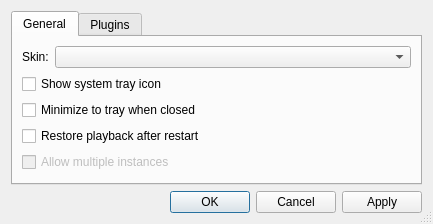
Qt form src/preferencesDialog.ui (nulloy/nulloy) before a commit.
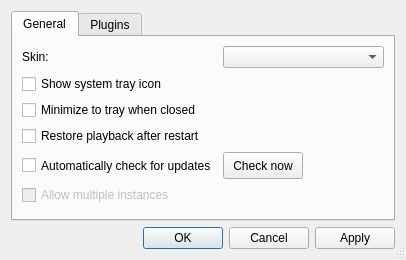
The same form after that commit.

Patch:
```diff
--- a/src/preferencesDialog.ui
+++ b/src/preferencesDialog.ui
@@ -6,8 +6,8 @@
    <rect>
     <x>0</x>
     <y>0</y>
-    <width>433</width>
-    <height>224</height>
+    <width>406</width>
+    <height>260</height>
    </rect>
   </property>
   <property name="windowTitle">
@@ -37,28 +37,77 @@
        <item row="0" column="1">
         <widget class="QComboBox" name="skinComboBox"/>
        </item>
-       <item row="1" column="0" colspan="2">
+       <item row="1" column="0">
         <widget class="QCheckBox" name="trayIconCheckBox">
          <property name="text">
           <string>Show system tray icon</string>
          </property>
         </widget>
        </item>
-       <item row="2" column="0" colspan="2">
+       <item row="2" column="0">
         <widget class="QCheckBox" name="minimizeToTrayCheckBox">
          <property name="text">
           <string>Minimize to tray when closed</string>
          </property>
         </widget>
        </item>
-       <item row="3" column="0" colspan="2">
+       <item row="3" column="0">
         <widget class="QCheckBox" name="restorePlaybackCheckBox">
          <property name="text">
           <string>Restore playback after restart</string>
          </property>
         </widget>
        </item>
-       <item row="4" column="0" colspan="2">
+       <item row="4" column="0">
+        <widget class="QCheckBox" name="versionCheckBox">
+         <property name="minimumSize">
+          <size>
+           <width>0</width>
+           <height>27</height>
+          </size>
+         </property>
+         <property name="text">
+          <string>Automatically check for updates</string>
+         </property>
+        </widget>
+       </item>
+       <item row="4" column="1">
+        <layout class="QHBoxLayout" name="horizontalLayout">
+         <item>
+          <widget class="QPushButton" name="versionCheckButton">
+           <property name="sizePolicy">
+            <sizepolicy hsizetype="Fixed" vsizetype="Fixed">
+             <horstretch>0</horstretch>
+             <verstretch>0</verstretch>
+            </sizepolicy>
+           </property>
+           <property name="minimumSize">
+            <size>
+             <width>0</width>
+             <height>27</height>
+            </size>
+           </property>
+           <property name="text">
+            <string>Check now</string>
+           </property>
+          </widget>
+         </item>
+         <item>
+          <widget class="QLabel" name="versionLabel">
+           <property name="minimumSize">
+            <size>
+             <width>70</width>
+             <height>27</height>
+            </size>
+           </property>
+           <property name="text">
+            <string/>
+           </property>
+          </widget>
+         </item>
+        </layout>
+       </item>
+       <item row="5" column="0">
         <widget class="QCheckBox" name="singleInstanseCheckBox">
          <property name="enabled">
           <bool>false</bool>
```
